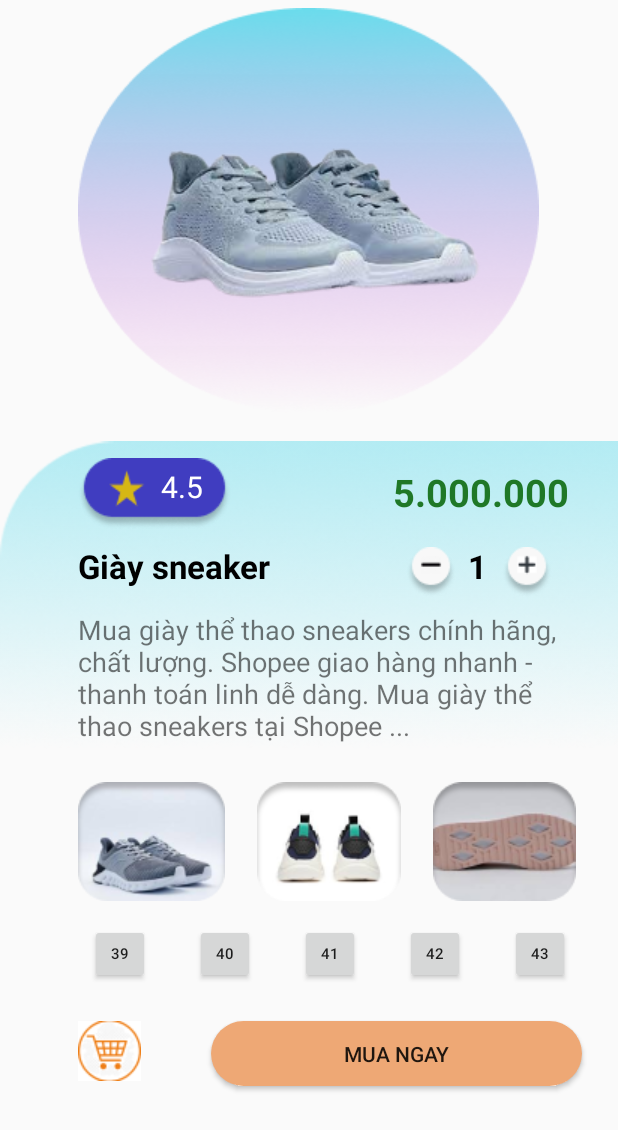
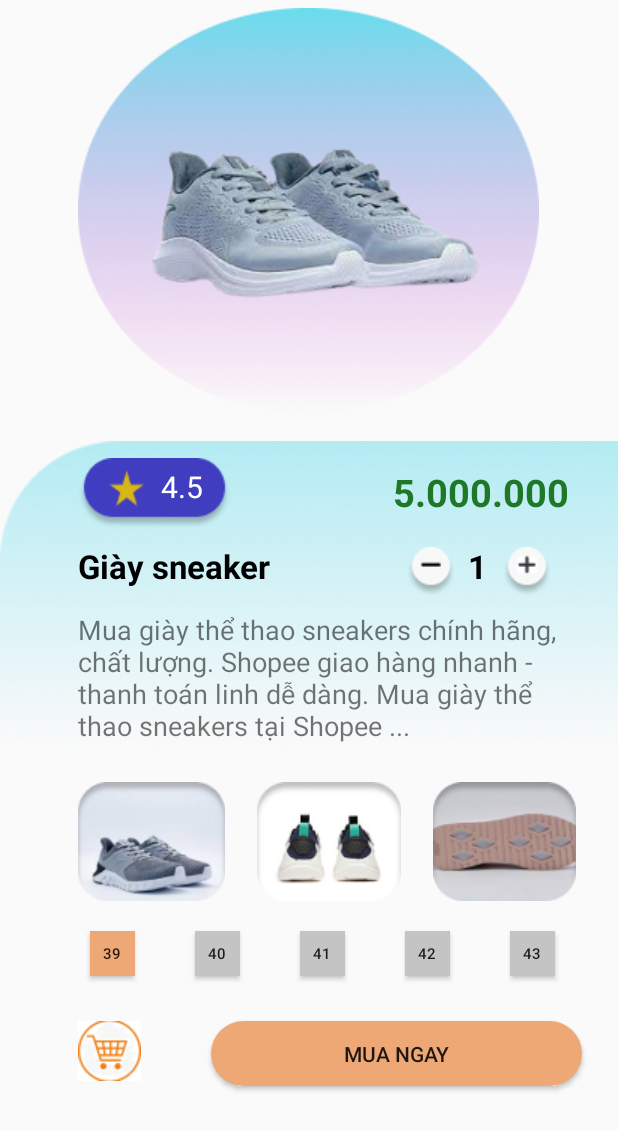
Before and after one commit to anhmaypro09880/UngDungGiay, an Android app: the layout activity_detail_product.xml on its own in the app's theme, with its tools: preview values and no code run, on a phone screen of 412 x 824 dp. Shown: the top 1130 px of the screen. Run offline under Robolectric (Android 15) with nearby library versions, the phone set to English and light mode, and no system bars.

Commit message:
commit lan 3

```diff
--- a/app/src/main/java/com/example/ungdunggiay/MainActivity.java
+++ b/app/src/main/java/com/example/ungdunggiay/MainActivity.java
@@ -38,7 +38,9 @@ public class MainActivity extends AppCompatActivity {
             public void onClick(View view) {
                 String email = edtEmail.getText().toString();
                 String pass = edtPassword.getText().toString();
-                auth.signInWithEmailAndPassword(email,pass).addOnCompleteListener(new OnCompleteListener<AuthResult>() {
+                String a= "a@gmail.com";
+                String b= "test123456";
+                auth.signInWithEmailAndPassword(a,b).addOnCompleteListener(new OnCompleteListener<AuthResult>() {
                     @Override
                     public void onComplete(@NonNull Task<AuthResult> task) {
                         if(task.isSuccessful()){
--- /dev/null
+++ b/app/src/main/res/drawable/list_size.xml
@@ -0,0 +1,12 @@
+<?xml version="1.0" encoding="utf-8"?>
+<shape xmlns:android="http://schemas.android.com/apk/res/android"
+
+    android:shape="rectangle">
+
+
+
+    <gradient
+        android:angle="45"
+        android:endColor="#C4C4C4"
+        android:startColor="#C4C4C4" />
+</shape>
--- /dev/null
+++ b/app/src/main/res/drawable/list_size39.xml
@@ -0,0 +1,12 @@
+<?xml version="1.0" encoding="utf-8"?>
+<shape xmlns:android="http://schemas.android.com/apk/res/android"
+
+    android:shape="rectangle">
+
+
+
+    <gradient
+        android:angle="45"
+        android:endColor="#EEA875"
+        android:startColor="#EEA875" />
+</shape>
--- a/app/src/main/res/layout/activity_detail_product.xml
+++ b/app/src/main/res/layout/activity_detail_product.xml
@@ -79,7 +79,7 @@
         app:layout_constraintVertical_bias="0.0" />
 
     <TextView
-        android:id="@+id/textView3"
+        android:id="@+id/txtTenSanPhamDetail"
         android:layout_width="wrap_content"
         android:layout_height="wrap_content"
         android:layout_marginStart="52dp"
@@ -133,7 +133,7 @@
         android:text="Mua giày thể thao sneakers chính hãng, chất lượng. Shopee giao hàng nhanh - thanh toán linh dễ dàng. Mua giày thể thao sneakers tại Shopee ..."
         android:textSize="18sp"
         app:layout_constraintStart_toStartOf="@+id/imageView4"
-        app:layout_constraintTop_toBottomOf="@+id/textView3" />
+        app:layout_constraintTop_toBottomOf="@+id/txtTenSanPhamDetail" />
 
     <ImageView
         android:id="@+id/imgHinh2"
@@ -186,10 +186,12 @@
 
     <Button
         android:id="@+id/btn39"
-        android:layout_width="40dp"
-        android:layout_height="40dp"
+        android:layout_width="30dp"
+        android:layout_height="30dp"
         android:layout_marginStart="60dp"
-        android:layout_marginTop="15dp"
+
+        android:layout_marginTop="20dp"
+        android:background="@drawable/list_size39"
         android:text="39"
         android:textSize="10sp"
         app:layout_constraintStart_toStartOf="parent"
@@ -198,10 +200,11 @@
 
     <Button
         android:id="@+id/btn40"
-        android:layout_width="40dp"
-        android:layout_height="40dp"
+        android:layout_width="30dp"
+        android:layout_height="30dp"
         android:layout_marginStart="130dp"
-        android:layout_marginTop="15dp"
+        android:layout_marginTop="20dp"
+        android:background="@drawable/list_size"
         android:text="40"
         android:textSize="10sp"
         app:layout_constraintStart_toStartOf="parent"
@@ -210,10 +213,11 @@
 
     <Button
         android:id="@+id/btn41"
-        android:layout_width="40dp"
-        android:layout_height="40dp"
+        android:layout_width="30dp"
+        android:layout_height="30dp"
         android:layout_marginStart="200dp"
-        android:layout_marginTop="15dp"
+        android:layout_marginTop="20dp"
+        android:background="@drawable/list_size"
         android:text="41"
         android:textSize="10sp"
         app:layout_constraintStart_toStartOf="parent"
@@ -222,10 +226,11 @@
 
     <Button
         android:id="@+id/btn42"
-        android:layout_width="40dp"
-        android:layout_height="40dp"
+        android:layout_width="30dp"
+        android:layout_height="30dp"
         android:layout_marginStart="270dp"
-        android:layout_marginTop="15dp"
+        android:layout_marginTop="20dp"
+        android:background="@drawable/list_size"
         android:text="42"
         android:textSize="10sp"
         app:layout_constraintStart_toStartOf="parent"
@@ -234,10 +239,11 @@
 
     <Button
         android:id="@+id/btn43"
-        android:layout_width="40dp"
-        android:layout_height="40dp"
+        android:layout_width="30dp"
+        android:layout_height="30dp"
+        android:background="@drawable/list_size"
         android:layout_marginStart="340dp"
-        android:layout_marginTop="15dp"
+        android:layout_marginTop="20dp"
         android:text="43"
         android:textSize="10sp"
         app:layout_constraintStart_toStartOf="parent"
```
Also changed, not shown: app/src/main/java/com/example/ungdunggiay/DetailProduct.java (+103 -4 lines), app/src/main/java/com/example/ungdunggiay/MainSanPham.java (+2 -7 lines), app/src/main/java/com/example/ungdunggiay/SanPhamAdapter.java (+6 -1 lines), app/src/main/res/layout/list_viewsanpham.xml (+10 -13 lines), app/src/main/res/layout/list_viewtest.xml (deleted, +0 -47 lines), app/src/main/res/drawable-v24/btnxemchitet.png (added), app/src/main/res/drawable-v24/btnxemchitiet2.png (added).
